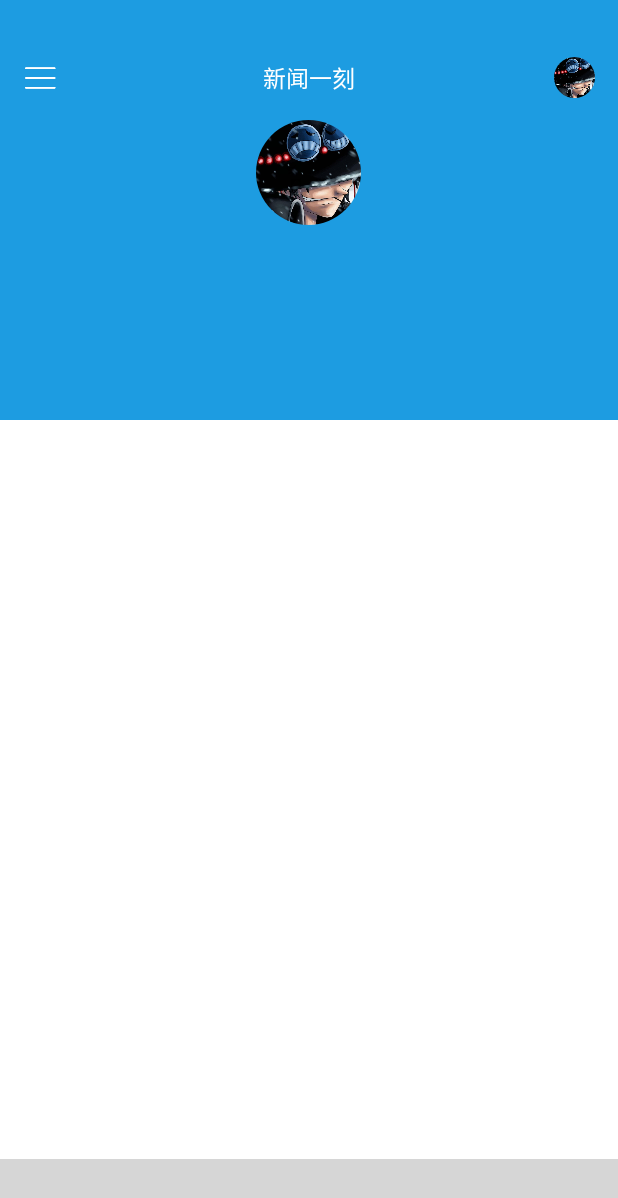
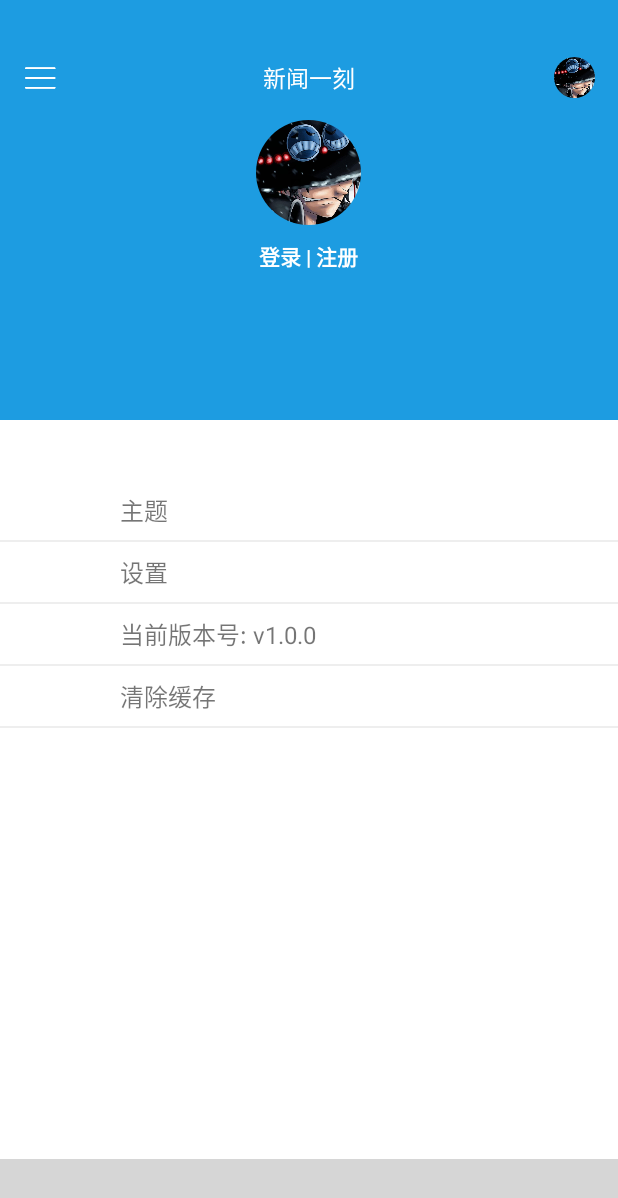
Before and after one commit to yuesetaimei/news_client, an Android app: the fragment MyFragment placed in its activity, on a phone screen of 412 x 824 dp. Shown: the top 1198 px of the screen. Run offline under Robolectric (Android 15) with nearby library versions, the phone set to English and light mode, and no system bars; our stand-ins replace ButterKnife, CircleImageView, EventBus; libraries missing offline, so code that uses them is left out: com.roughike.bottombar; plain views replace BottomBar; 1 statement that could not run was skipped; grey boxes are pictures that could not be loaded.

Commit message:
修改我的界面

```diff
--- a/app/src/main/AndroidManifest.xml
+++ b/app/src/main/AndroidManifest.xml
@@ -51,6 +51,12 @@
             android:configChanges="keyboardHidden|orientation|screenSize|layoutDirection"
             android:screenOrientation="portrait" />
 
+        <!-- 注册或登录界面 -->
+        <activity
+            android:name=".activity.RegisterOrLoginActivity"
+            android:configChanges="keyboardHidden|orientation|screenSize|layoutDirection"
+            android:screenOrientation="portrait" />
+
         <!-- 显示图片的 -->
         <activity
             android:name=".activity.BigImageViewActivity"
--- a/app/src/main/java/com/tlkg/news/app/activity/MainActivity.java
+++ b/app/src/main/java/com/tlkg/news/app/activity/MainActivity.java
@@ -169,20 +169,20 @@ public class MainActivity extends BaseActivity implements View.OnClickListener {
             public void onTabSelected(@IdRes int tabId) {
                 switch (tabId) {
                     case R.id.tab_recommend://推荐
+                        setFragment(FRAGMENT_ONE);
                         hideCircleView();
-                        setFragment(FRAGMENT_ONE);
                         break;
                     case R.id.tab_welfare://福利
+                        setFragment(FRAGMENT_TWO);
                         hideCircleView();
-                        setFragment(FRAGMENT_TWO);
                         break;
                     case R.id.tab_literature://电影
+                        setFragment(FRAGMENT_THREE);
                         hideCircleView();
-                        setFragment(FRAGMENT_THREE);
                         break;
                     case R.id.tab_watercress://我的
+                        setFragment(FRAGMENT_FOUR);
                         showCircleView();
-                        setFragment(FRAGMENT_FOUR);
                         break;
                     default:
                         break;
--- /dev/null
+++ b/app/src/main/java/com/tlkg/news/app/activity/RegisterOrLoginActivity.java
@@ -0,0 +1,37 @@
+package com.tlkg.news.app.activity;
+
+import android.app.Activity;
+import android.content.Intent;
+import android.os.Bundle;
+
+import com.tlkg.news.app.R;
+import com.tlkg.news.app.base.BaseActivity;
+
+/**
+ * Created by wuxiaoqi on 2017/12/26.
+ */
+
+public class RegisterOrLoginActivity extends BaseActivity {
+
+    private static final String TAG = "RegisterOrLoginActivity";
+
+    public static void startActivity(Activity activity) {
+        Intent i = new Intent(activity, RegisterOrLoginActivity.class);
+        activity.startActivity(i);
+    }
+
+    @Override
+    public void initData(Bundle bundle) {
+
+    }
+
+    @Override
+    public int getContentView() {
+        return R.layout.activity_register_or_login;
+    }
+
+    @Override
+    public void initEvent() {
+
+    }
+}
--- a/app/src/main/java/com/tlkg/news/app/fragment/MyFragment.java
+++ b/app/src/main/java/com/tlkg/news/app/fragment/MyFragment.java
@@ -3,8 +3,10 @@ package com.tlkg.news.app.fragment;
 import android.os.Bundle;
 import android.support.v4.app.Fragment;
 import android.view.View;
+import android.widget.TextView;
 
 import com.tlkg.news.app.R;
+import com.tlkg.news.app.activity.RegisterOrLoginActivity;
 import com.tlkg.news.app.base.BaseEvent;
 import com.tlkg.news.app.base.BaseFragment;
 import com.tlkg.news.app.event.AnimTranEvent;
@@ -27,6 +29,9 @@ public class MyFragment extends BaseFragment {
 
     @InjectView(R.id.fragment_my_circle_img)
     CircleImageView circleImageView;
+
+    @InjectView(R.id.fragment_my_regiter_or_login_tv)
+    TextView registerOrLoginTv;
 
     public static Fragment getInstance() {
         return new MyFragment();
@@ -51,13 +56,20 @@ public class MyFragment extends BaseFragment {
                 EventBus.getDefault().post(new AnimTranEvent(locations[0], locations[1]));
             }
         });
+        registerOrLoginTv.setOnClickListener(new View.OnClickListener() {
+            @Override
+            public void onClick(View v) {
+                RegisterOrLoginActivity.startActivity(getActivity());
+            }
+        });
     }
-
 
     @Subscribe
     public void onEvent(BaseEvent event) {
         if (event instanceof ShowMyFragmentCircleEvent) {
             circleImageView.setVisibility(View.VISIBLE);
+            registerOrLoginTv.clearAnimation();
+            registerOrLoginTv.animate().alpha(1).setDuration(200).start();
         }
     }
 }
--- /dev/null
+++ b/app/src/main/res/drawable/line.xml
@@ -0,0 +1,5 @@
+<?xml version="1.0" encoding="utf-8"?>
+<shape xmlns:android="http://schemas.android.com/apk/res/android">
+    <solid android:color="@color/Grey200" />
+    <size android:height="2px" />
+</shape>
--- /dev/null
+++ b/app/src/main/res/layout/activity_register_or_login.xml
@@ -0,0 +1,11 @@
+<?xml version="1.0" encoding="utf-8"?>
+<RelativeLayout xmlns:android="http://schemas.android.com/apk/res/android"
+    android:layout_width="match_parent"
+    android:layout_height="match_parent">
+
+    <TextView
+        android:layout_width="wrap_content"
+        android:layout_height="wrap_content"
+        android:layout_centerInParent="true"
+        android:text="登录或注册" />
+</RelativeLayout>
--- a/app/src/main/res/layout/fragment_my.xml
+++ b/app/src/main/res/layout/fragment_my.xml
@@ -23,10 +23,67 @@
             android:visibility="invisible"
             app:border_color="#ffffff"
             app:border_width="2dp" />
+
+        <TextView
+            android:id="@+id/fragment_my_regiter_or_login_tv"
+            android:layout_width="wrap_content"
+            android:layout_height="wrap_content"
+            android:layout_below="@id/fragment_my_circle_img"
+            android:layout_centerHorizontal="true"
+            android:layout_marginTop="10dp"
+            android:alpha="0"
+            android:text="@string/register_or_login"
+            android:textColor="@color/white"
+            android:textSize="14sp"
+            android:textStyle="bold" />
     </RelativeLayout>
 
-    <RelativeLayout
+    <ScrollView
         android:layout_width="match_parent"
         android:layout_height="0dp"
-        android:layout_weight="3"></RelativeLayout>
+        android:layout_weight="3"
+        android:background="@color/viewBackground">
+
+        <LinearLayout
+            android:layout_width="match_parent"
+            android:layout_height="match_parent"
+            android:layout_marginTop="40dp"
+            android:background="@color/viewBackground"
+            android:divider="@drawable/line"
+            android:orientation="vertical"
+            android:showDividers="middle|end">
+
+            <TextView
+                android:layout_width="match_parent"
+                android:layout_height="40dp"
+                android:gravity="left|center_vertical"
+                android:paddingLeft="80dp"
+                android:text="主题"
+                android:textSize="16sp" />
+
+            <TextView
+                android:layout_width="match_parent"
+                android:layout_height="40dp"
+                android:gravity="left|center_vertical"
+                android:paddingLeft="80dp"
+                android:text="设置"
+                android:textSize="16sp" />
+
+            <TextView
+                android:layout_width="match_parent"
+                android:layout_height="40dp"
+                android:gravity="left|center_vertical"
+                android:paddingLeft="80dp"
+                android:text="当前版本号: v1.0.0"
+                android:textSize="16sp" />
+
+            <TextView
+                android:layout_width="match_parent"
+                android:layout_height="40dp"
+                android:gravity="left|center_vertical"
+                android:paddingLeft="80dp"
+                android:text="清除缓存"
+                android:textSize="16sp" />
+        </LinearLayout>
+    </ScrollView>
 </LinearLayout>
--- a/app/src/main/res/values/strings.xml
+++ b/app/src/main/res/values/strings.xml
@@ -60,4 +60,6 @@
     <string name="share_url">我在使用新闻一刻，快去github上下载源码吧~ https://github.com/wuxiaoqi123/news_client</string>
 
     <string name="about_app">非常感谢github上众多开源项目，使我可以去学习大牛们写的代码。在这里深深的表示感谢，谢谢！\n新闻一刻APP是本人在工作闲暇之时，为了学习其它开源项目而写的，后续也会一直维护，欢迎start和Issues。</string>
+
+    <string name="register_or_login">登录 | 注册</string>
 </resources>
```
